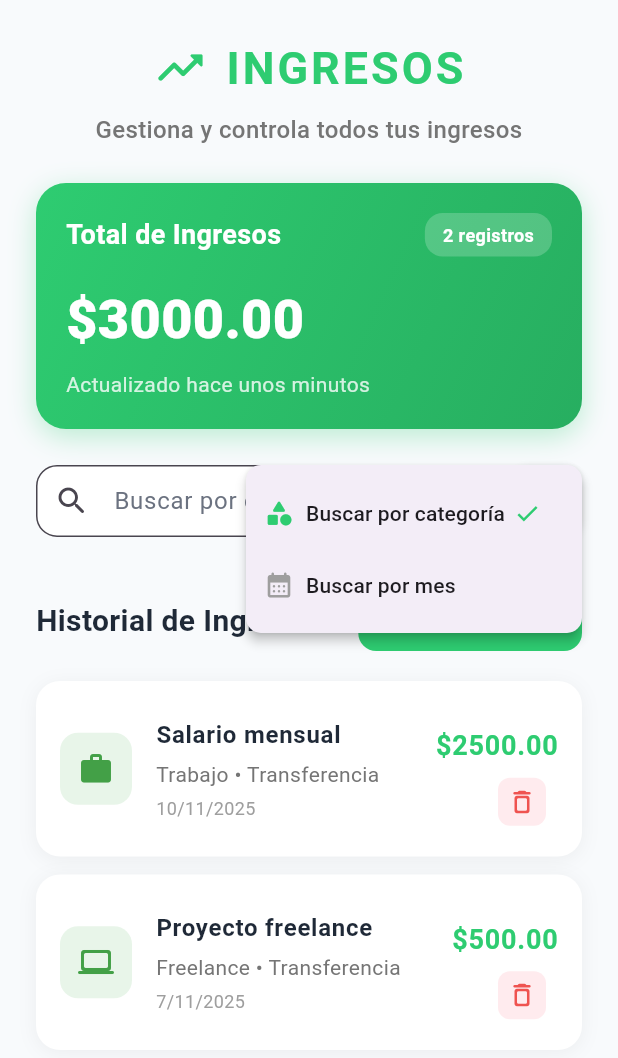
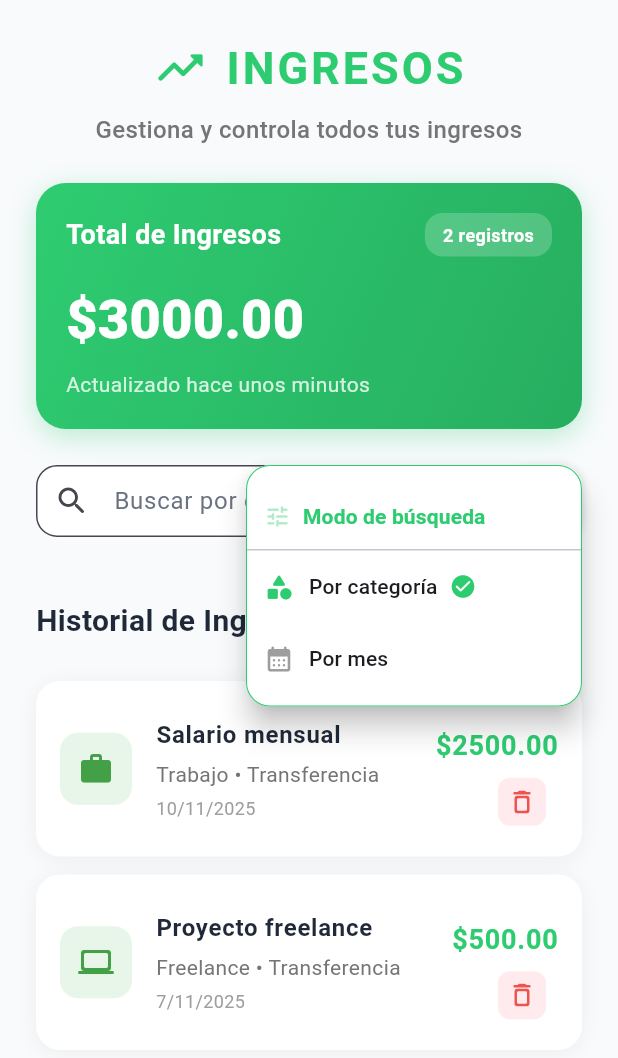
Before and after one commit to DaniielJr10/Wallet-Flow-app-movil, a Flutter app: the PantallaIngresos screen opened directly, after a tap on the "filter alt" icon, on a phone screen of 412 x 824 dp. Shown: the top 1058 px of the screen. Run offline on Flutter 3.47's test engine with Material 3 defaults, Android fonts, the phone set to English and light mode, and no system bars; our stand-ins replace cloud_firestore, firebase_auth, firebase_core, firebase_storage, image_picker, shared_preferences and 1 more; accounts and stored records are empty; Roboto replaces fonts that are missing (SF Pro Text).

Commit message:
se mejora el menú de selección de modo de búsqueda: se actualiza el diseño y se añaden estilos a los elementos del menú

```diff
--- a/lib/pantallas/ingresos.dart
+++ b/lib/pantallas/ingresos.dart
@@ -1109,42 +1109,62 @@ class _PantallaIngresosState extends State<PantallaIngresos> with TickerProvider
                         duration: const Duration(milliseconds: 250),
                         child: Icon(Icons.filter_alt_rounded, color: Color(0xFF2ecc71), key: ValueKey(_modoBusqueda)),
                       ),
-                      shape: RoundedRectangleBorder(borderRadius: BorderRadius.circular(10)),
-                      onSelected: (value) {
-                        setState(() {
-                          _modoBusqueda = value;
-                        });
-                      },
+                      color: Colors.white,
+                      elevation: 8,
+                      shape: RoundedRectangleBorder(
+                        borderRadius: BorderRadius.circular(16),
+                        side: const BorderSide(color: Color(0xFF2ecc71), width: 0.7),
+                      ),
+                      padding: const EdgeInsets.symmetric(vertical: 0, horizontal: 0),
                       itemBuilder: (context) => [
                         PopupMenuItem(
+                          enabled: false,
+                          padding: const EdgeInsets.only(left: 12, right: 12, top: 10, bottom: 6),
+                          child: Row(
+                            children: [
+                              Icon(Icons.tune_rounded, color: Color(0xFF2ecc71), size: 18),
+                              const SizedBox(width: 8),
+                              Text('Modo de búsqueda', style: TextStyle(fontWeight: FontWeight.bold, fontSize: 14, color: Color(0xFF2ecc71))),
+                            ],
+                          ),
+                        ),
+                        const PopupMenuDivider(height: 1),
+                        PopupMenuItem(
                           value: 'categoría',
+                          padding: const EdgeInsets.symmetric(horizontal: 12, vertical: 8),
                           child: Row(
                             children: [
                               Icon(Icons.category_rounded, color: _modoBusqueda == 'categoría' ? Color(0xFF2ecc71) : Colors.grey, size: 20),
-                              const SizedBox(width: 8),
-                              const Text('Buscar por categoría'),
+                              const SizedBox(width: 10),
+                              Text('Por categoría', style: TextStyle(fontWeight: FontWeight.w500, fontSize: 14)),
                               if (_modoBusqueda == 'categoría') ...[
-                                const SizedBox(width: 6),
-                                Icon(Icons.check, color: Color(0xFF2ecc71), size: 18),
+                                const SizedBox(width: 8),
+                                Icon(Icons.check_circle_rounded, color: Color(0xFF2ecc71), size: 18),
                               ]
                             ],
                           ),
                         ),
                         PopupMenuItem(
                           value: 'mes',
+                          padding: const EdgeInsets.symmetric(horizontal: 12, vertical: 8),
                           child: Row(
                             children: [
                               Icon(Icons.calendar_month_rounded, color: _modoBusqueda == 'mes' ? Color(0xFF2ecc71) : Colors.grey, size: 20),
-                              const SizedBox(width: 8),
-                              const Text('Buscar por mes'),
+                              const SizedBox(width: 10),
+                              Text('Por mes', style: TextStyle(fontWeight: FontWeight.w500, fontSize: 14)),
                               if (_modoBusqueda == 'mes') ...[
-                                const SizedBox(width: 6),
-                                Icon(Icons.check, color: Color(0xFF2ecc71), size: 18),
+                                const SizedBox(width: 8),
+                                Icon(Icons.check_circle_rounded, color: Color(0xFF2ecc71), size: 18),
                               ]
                             ],
                           ),
                         ),
                       ],
+                      onSelected: (value) {
+                        setState(() {
+                          _modoBusqueda = value;
+                        });
+                      },
                     ),
                   ),
                 ],
```
